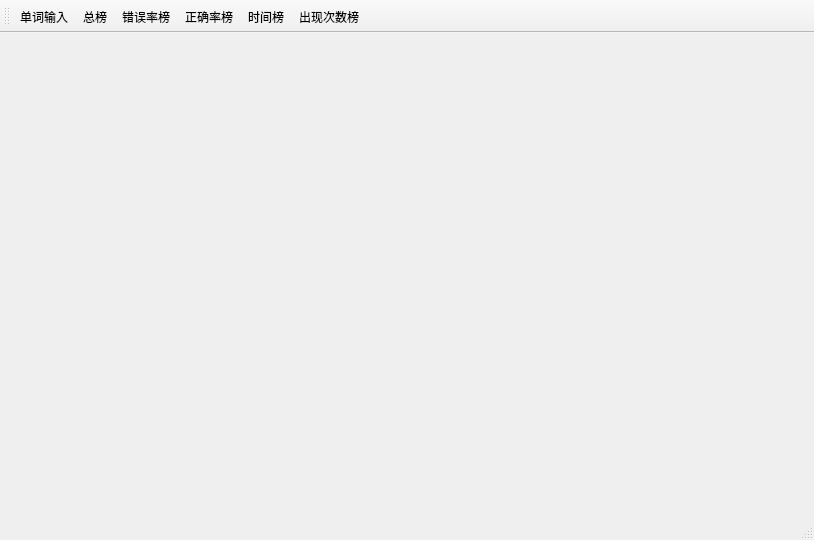
First picture: the form in word_training.ui, repository PrinceVictor/word_training, before the edit.
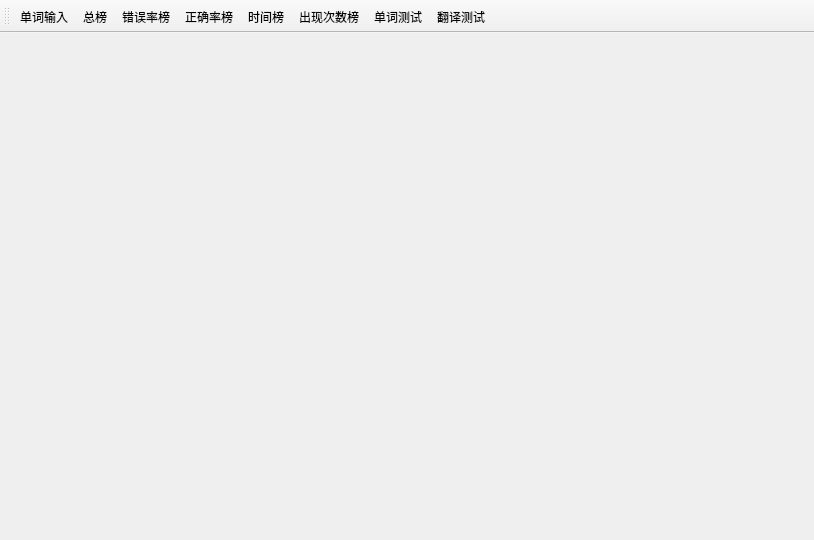
Second picture: the form after the edit.

What changed in the file:
```diff
--- a/word_training.ui
+++ b/word_training.ui
@@ -37,8 +37,9 @@
    <addaction name="action_4"/>
    <addaction name="action_5"/>
    <addaction name="action_6"/>
+   <addaction name="action_7"/>
+   <addaction name="action_8"/>
   </widget>
-  <widget class="QStatusBar" name="statusBar"/>
   <action name="action">
    <property name="text">
     <string>单词输入</string>
@@ -69,6 +70,16 @@
     <string>出现次数榜</string>
    </property>
   </action>
+  <action name="action_7">
+   <property name="text">
+    <string>单词测试</string>
+   </property>
+  </action>
+  <action name="action_8">
+   <property name="text">
+    <string>翻译测试</string>
+   </property>
+  </action>
  </widget>
  <layoutdefault spacing="6" margin="11"/>
  <resources/>
```
